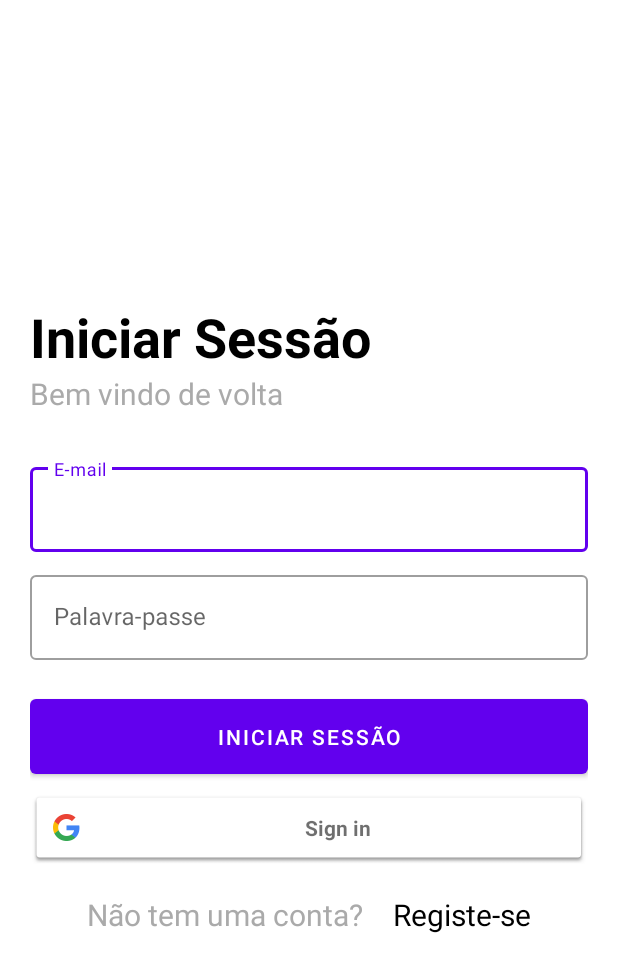
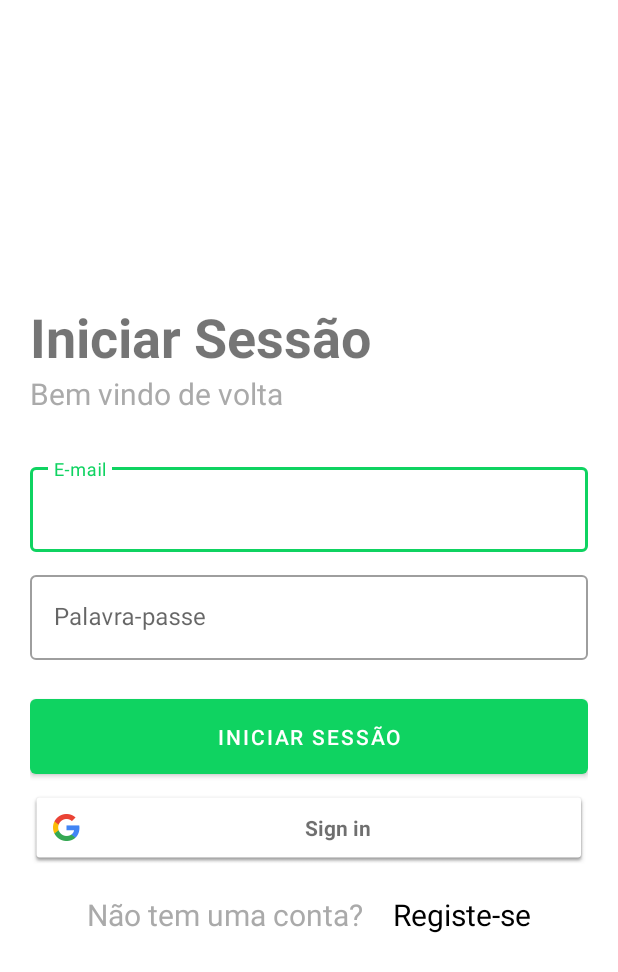
Before and after one commit to hugoasilva/SportManager, an Android app: the layout activity_login.xml on its own in the app's theme, with its tools: preview values and no code run, on a phone screen of 412 x 824 dp. Shown: the top 972 px of the screen. Run offline under Robolectric (Android 15) with nearby library versions, the phone set to English and light mode, and no system bars.

Commit message:
Versão 0.0.13 (Events from Firebase and Night/Light mode)

```diff
--- a/16570-HugoSilva-TP-PDM-2019-2020/app/src/main/java/pt/ipbeja/sportsmanager/Event.java
+++ b/16570-HugoSilva-TP-PDM-2019-2020/app/src/main/java/pt/ipbeja/sportsmanager/Event.java
@@ -1,6 +1,7 @@
 package pt.ipbeja.sportsmanager;
 
 public class Event {
+    private int id;
     private String name;
     private String location;
     private String date;
@@ -8,6 +9,7 @@ public class Event {
     private String category;
 
     public Event(String name, String location, String date, String time, String category) {
+//        this.id = id;
         this.name = name;
         this.location = location;
         this.date = date;
--- a/16570-HugoSilva-TP-PDM-2019-2020/app/src/main/res/layout/activity_home.xml
+++ b/16570-HugoSilva-TP-PDM-2019-2020/app/src/main/res/layout/activity_home.xml
@@ -20,7 +20,6 @@
         android:layout_width="match_parent"
         android:layout_height="wrap_content"
         android:layout_alignParentBottom="true"
-        android:background="@color/colorPrimary"
         app:itemIconTint="@drawable/selector_bottombar"
         app:itemTextColor="@drawable/selector_bottombar"
         app:menu="@menu/bottomnavigationitem">
--- a/16570-HugoSilva-TP-PDM-2019-2020/app/src/main/res/layout/activity_login.xml
+++ b/16570-HugoSilva-TP-PDM-2019-2020/app/src/main/res/layout/activity_login.xml
@@ -16,7 +16,6 @@
             android:layout_width="match_parent"
             android:layout_height="wrap_content"
             android:text="@string/sign_in"
-            android:textColor="@android:color/black"
             android:textSize="36sp"
             android:textStyle="bold" />
 
--- a/16570-HugoSilva-TP-PDM-2019-2020/app/src/main/res/layout/event_view.xml
+++ b/16570-HugoSilva-TP-PDM-2019-2020/app/src/main/res/layout/event_view.xml
@@ -1,6 +1,5 @@
 <?xml version="1.0" encoding="utf-8"?>
 <RelativeLayout xmlns:android="http://schemas.android.com/apk/res/android"
-    xmlns:app="http://schemas.android.com/apk/res-auto"
     android:layout_width="match_parent"
     android:layout_height="match_parent">
 
@@ -28,7 +27,7 @@
         android:layout_marginStart="120dp"
         android:text="Data:"
         android:textColor="@android:color/black"
-        android:textSize="20dp" />
+        android:textSize="20sp" />
 
     <TextView
         android:id="@+id/event_time"
@@ -37,6 +36,6 @@
         android:layout_marginStart="120dp"
         android:layout_marginTop="80dp"
         android:text="Hora:"
-        android:textColor="@android:color/black"
+        android:textColor="?android:attr/textColorPrimary"
         android:textSize="16dp" />
 </RelativeLayout>
--- a/16570-HugoSilva-TP-PDM-2019-2020/app/src/main/res/values-night/themes.xml
+++ b/16570-HugoSilva-TP-PDM-2019-2020/app/src/main/res/values-night/themes.xml
@@ -1,14 +1,14 @@
 <resources xmlns:tools="http://schemas.android.com/tools">
     <!-- Base application theme. -->
-    <style name="Theme.SportsManager" parent="Theme.MaterialComponents.DayNight.DarkActionBar">
+    <style name="Theme.SportsManager" parent="Theme.MaterialComponents.DayNight.NoActionBar">
         <!-- Primary brand color. -->
-        <item name="colorPrimary">@color/purple_200</item>
-        <item name="colorPrimaryVariant">@color/purple_700</item>
-        <item name="colorOnPrimary">@color/black</item>
+        <item name="colorPrimary">@color/greenSecondary</item>
+        <item name="colorPrimaryVariant">@color/greenSecondary</item>
+        <item name="colorOnPrimary">@color/blackBackground</item>
         <!-- Secondary brand color. -->
         <item name="colorSecondary">@color/teal_200</item>
         <item name="colorSecondaryVariant">@color/teal_200</item>
-        <item name="colorOnSecondary">@color/black</item>
+        <item name="colorOnSecondary">@color/white</item>
         <!-- Status bar color. -->
         <item name="android:statusBarColor" tools:targetApi="l">?attr/colorPrimaryVariant</item>
         <!-- Customize your theme here. -->
--- a/16570-HugoSilva-TP-PDM-2019-2020/app/src/main/res/values/colors.xml
+++ b/16570-HugoSilva-TP-PDM-2019-2020/app/src/main/res/values/colors.xml
@@ -7,7 +7,12 @@
     <color name="teal_700">#FF018786</color>
     <color name="black">#FF000000</color>
     <color name="white">#FFFFFFFF</color>
-    <color name="colorPrimary">#008577</color>
-    <color name="colorPrimaryDark">#00574B</color>
     <color name="colorAccent">#D81B60</color>
+    <color name="greenPrimary">#0FD361</color>
+    <color name="greenSecondary">#5edb92</color>
+    <color name="whiteBackground">#e4e4e4</color>
+    <color name="blackBackground">#121212</color>
+
+
+
 </resources>
--- a/16570-HugoSilva-TP-PDM-2019-2020/app/src/main/res/values/themes.xml
+++ b/16570-HugoSilva-TP-PDM-2019-2020/app/src/main/res/values/themes.xml
@@ -1,9 +1,10 @@
 <resources xmlns:tools="http://schemas.android.com/tools">
     <!-- Base application theme. -->
-    <style name="Theme.SportsManager" parent="Theme.MaterialComponents.DayNight.DarkActionBar">
-        <!-- Primary brand color. -->
-        <item name="colorPrimary">@color/purple_500</item>
-        <item name="colorPrimaryVariant">@color/purple_700</item>
+    <style name="Theme.SportsManager" parent="Theme.MaterialComponents.Light.NoActionBar">
+
+    <!-- Primary brand color. -->
+        <item name="colorPrimary">@color/greenPrimary</item>
+        <item name="colorPrimaryVariant">@color/greenPrimary</item>
         <item name="colorOnPrimary">@color/white</item>
         <!-- Secondary brand color. -->
         <item name="colorSecondary">@color/teal_200</item>
```
Also changed, not shown: 16570-HugoSilva-TP-PDM-2019-2020/app/src/main/java/pt/ipbeja/sportsmanager/EventsFragment.java (+30 -30 lines).
